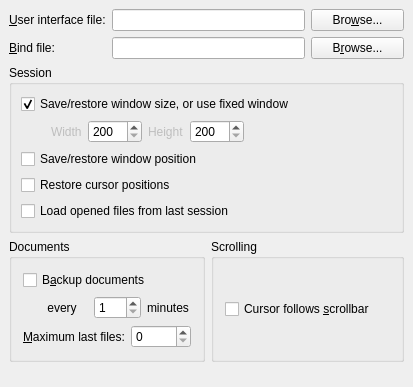
First picture: the form in src/frontends/qt4/ui/QPrefUi.ui, repository cburschka/lyx, before the edit.
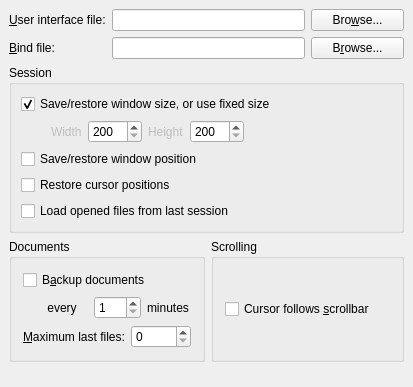
Second picture: the form after the edit.

```diff
--- a/src/frontends/qt4/ui/QPrefUi.ui
+++ b/src/frontends/qt4/ui/QPrefUi.ui
@@ -131,7 +131,7 @@
       <item row="0" column="0" colspan="2" >
        <widget class="QCheckBox" name="loadWindowSizeCB" >
         <property name="text" >
-         <string>Save/restore window size, or use fixed window</string>
+         <string>Save/restore window size, or use fixed size</string>
         </property>
         <property name="checked" >
          <bool>true</bool>
```
